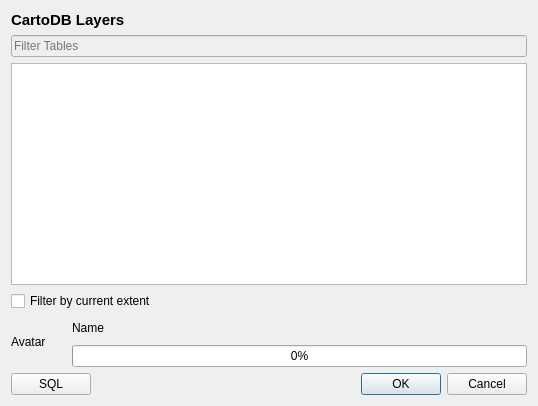
The window that ui/UI_CartoDBPlugin.ui (gkudos/qgis-cartodb) describes before a commit, drawn with Qt 5.
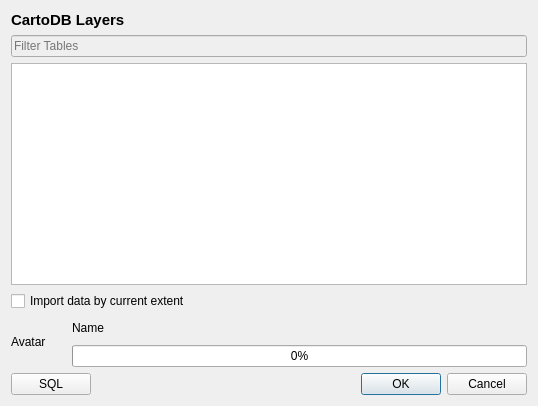
The same window after the commit.

Patch:
```diff
--- a/ui/UI_CartoDBPlugin.ui
+++ b/ui/UI_CartoDBPlugin.ui
@@ -63,7 +63,7 @@
      <item>
       <widget class="QCheckBox" name="extentCH">
        <property name="text">
-        <string>Filter by current extent</string>
+        <string>Import data by current extent</string>
        </property>
       </widget>
      </item>
```
